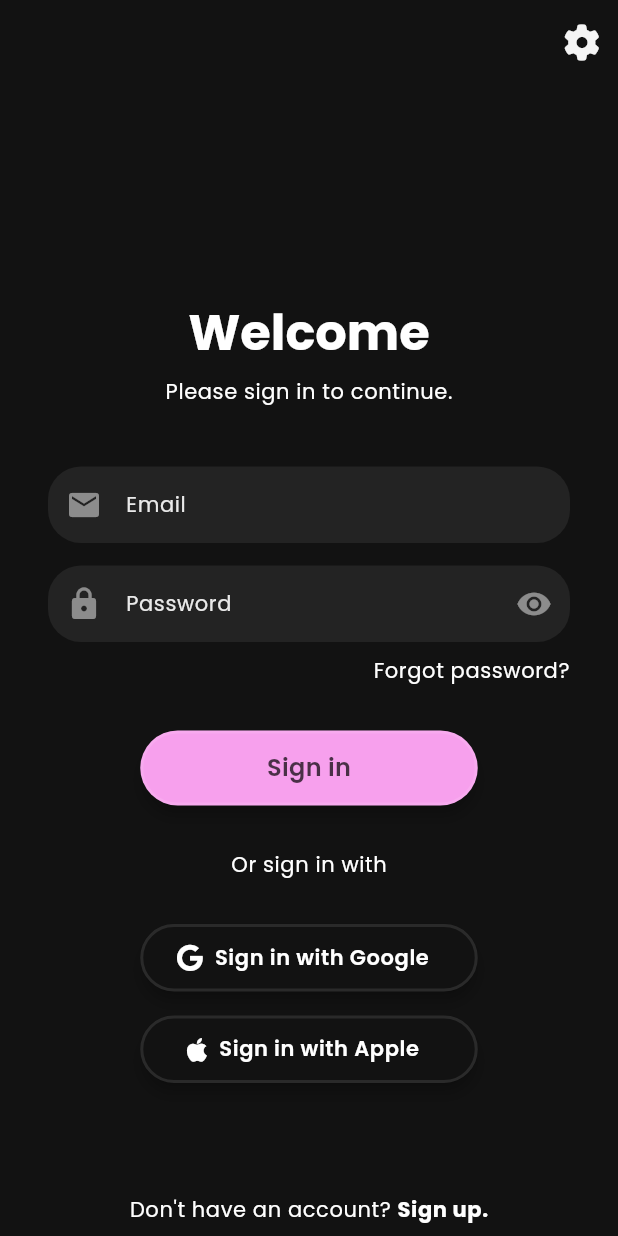
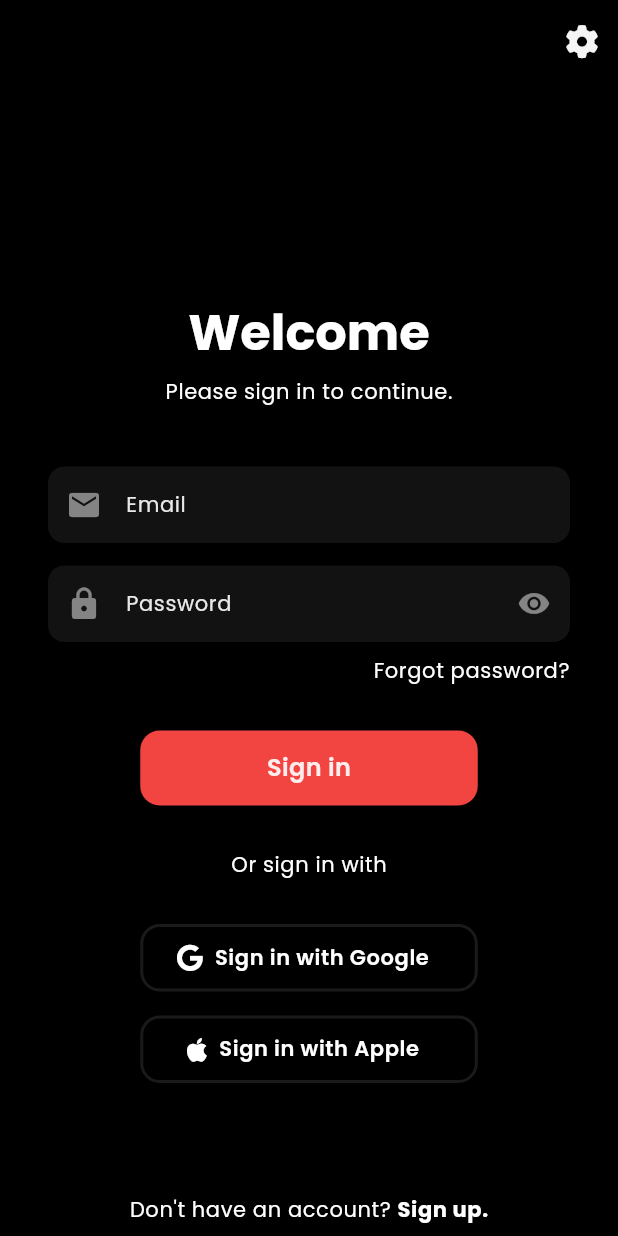
Before and after one commit to rahulg221/liftlink, a Flutter app: the screen it shows after launch, on a phone screen of 412 x 824 dp. Run offline on Flutter 3.47's test engine with Material 3 defaults, Android fonts, the phone set to English and light mode, and no system bars; our stand-ins replace font_awesome_flutter, image_picker, supabase_flutter; accounts and stored records are empty.

Commit message:
UI changes

```diff
--- a/lib/components/primary_button.dart
+++ b/lib/components/primary_button.dart
@@ -24,12 +24,8 @@ class PrimaryButton extends StatelessWidget {
         style: ElevatedButton.styleFrom(
           backgroundColor: theme.colorScheme.primary,
           shape: RoundedRectangleBorder(
-            borderRadius: BorderRadius.circular(28),
-            side: BorderSide(
-                color: theme.colorScheme.onBackground.withOpacity(0.1),
-                width: 2),
+            borderRadius: BorderRadius.circular(13),
           ),
-          elevation: 4,
         ),
         child: isLoading
             ? CircularProgressIndicator(
@@ -38,7 +34,7 @@ class PrimaryButton extends StatelessWidget {
             : Text(text,
                 style: theme.textTheme.bodyMedium!.copyWith(
                     fontWeight: FontWeight.w600,
-                    color: Colors.black.withOpacity(0.7))),
+                    color: Colors.white.withOpacity(0.9))),
       ),
     );
   }
--- a/lib/components/signinoptions.dart
+++ b/lib/components/signinoptions.dart
@@ -25,7 +25,7 @@ class SignInOptions extends StatelessWidget {
             style: ElevatedButton.styleFrom(
               backgroundColor: theme.scaffoldBackgroundColor,
               shape: RoundedRectangleBorder(
-                borderRadius: BorderRadius.circular(28),
+                borderRadius: BorderRadius.circular(13),
                 side: BorderSide(
                     color: theme.colorScheme.onBackground.withOpacity(0.1),
                     width: 2),
@@ -34,7 +34,7 @@ class SignInOptions extends StatelessWidget {
             ),
           ),
         ),
-        SizedBox(height: 16),
+        const SizedBox(height: 16),
         SizedBox(
           width: 225,
           height: 45,
@@ -50,7 +50,7 @@ class SignInOptions extends StatelessWidget {
             style: ElevatedButton.styleFrom(
               backgroundColor: theme.scaffoldBackgroundColor,
               shape: RoundedRectangleBorder(
-                borderRadius: BorderRadius.circular(28),
+                borderRadius: BorderRadius.circular(13),
                 side: BorderSide(
                     color: theme.colorScheme.onBackground.withOpacity(0.1),
                     width: 2),
--- a/lib/components/text_field_input.dart
+++ b/lib/components/text_field_input.dart
@@ -46,7 +46,7 @@ class TextFieldInput extends StatelessWidget {
         hintStyle: theme.textTheme.bodySmall!
             .copyWith(color: theme.colorScheme.onSurface),
         border: OutlineInputBorder(
-          borderRadius: BorderRadius.circular(22.0),
+          borderRadius: BorderRadius.circular(11.0),
           borderSide: BorderSide.none,
         ),
         contentPadding: textInputType == TextInputType.multiline
--- a/lib/screens/signup_screen.dart
+++ b/lib/screens/signup_screen.dart
@@ -139,7 +139,7 @@ class _SignUpScreenState extends State<SignUpScreen> {
           children: [
             Expanded(child: Container()),
             Text(
-              'Create Account',
+              'Sign up',
               style: theme.textTheme.headlineLarge!
                   .copyWith(fontWeight: FontWeight.bold),
               textAlign: TextAlign.left,
@@ -236,7 +236,7 @@ class _SignUpScreenState extends State<SignUpScreen> {
             PrimaryButton(
               onTap: signUpUser,
               isLoading: _isLoading,
-              text: 'Create account',
+              text: 'Sign up',
             ),
             const SizedBox(height: 75),
             Row(
@@ -248,7 +248,7 @@ class _SignUpScreenState extends State<SignUpScreen> {
                   onTap: () {
                     UtilMethods.navigateTo(const SignInScreen(), context);
                   },
-                  child: Text('Login.',
+                  child: Text('Sign in.',
                       style: theme.textTheme.bodySmall!
                           .copyWith(fontWeight: FontWeight.bold)),
                 ),
--- a/lib/utils/constants.dart
+++ b/lib/utils/constants.dart
@@ -2,7 +2,7 @@ import 'package:supabase_flutter/supabase_flutter.dart';
 
 const customFont = 'Poppins';
 
-const double iconSize = 24.0;
+const double iconSize = 22.0;
 
 const String dummyImage =
     'https://th.bing.com/th/id/R.da77fab58ab6d84d939414e63c00a8e5?rik=ymxiXmqouWX1pA&pid=ImgRaw&r=0';
--- a/lib/utils/theme_config.dart
+++ b/lib/utils/theme_config.dart
@@ -2,11 +2,11 @@ import 'package:fitness_app/utils/constants.dart';
 import 'package:flutter/material.dart';
 
 class ColorPalette {
-  // Background colors
-  static Color darkBackgroundColor = const Color.fromARGB(255, 18, 18, 18);
+  // Background colors prev. 18 18 18
+  static Color darkBackgroundColor = Colors.black;
   static Color lightBackgroundColor = const Color.fromARGB(255, 245, 245, 245);
   // App bar colors
-  static Color darkAppBarColor = const Color.fromARGB(255, 18, 18, 18);
+  static Color darkAppBarColor = Colors.black;
   static Color lightAppBarColor = const Color.fromARGB(255, 245, 245, 245);
   // Nav bar colors
   static Color darkNavBarColor = darkPrimaryColor.withOpacity(0.2);
@@ -15,8 +15,8 @@ class ColorPalette {
   static Color darkSurfaceColor = Colors.white.withOpacity(0.07);
   static Color lightSurfaceColor = Colors.black.withOpacity(0.07);
   // Primary colors
-  static Color darkPrimaryColor = Color.fromARGB(255, 247, 160, 237);
-  static Color lightPrimaryColor = Color.fromARGB(255, 255, 145, 242);
+  static Color darkPrimaryColor = Color.fromARGB(255, 242, 68, 65);
+  static Color lightPrimaryColor = Color.fromARGB(255, 255, 60, 57);
   // Secondary colors
   static Color darkSecondaryColor = Color.fromARGB(255, 148, 104, 224);
   static Color lightSecondaryColor = Color.fromARGB(255, 148, 104, 224);
@@ -66,6 +66,11 @@ class ThemeConfig {
     ),
     appBarTheme: AppBarTheme(
       color: ColorPalette.lightAppBarColor,
+    ),
+    elevatedButtonTheme: ElevatedButtonThemeData(
+      style: ButtonStyle(
+        elevation: MaterialStateProperty.all<double>(4),
+      ),
     ),
     snackBarTheme: SnackBarThemeData(
       backgroundColor: ColorPalette.lightSnackBar,
@@ -131,6 +136,13 @@ class ThemeConfig {
     appBarTheme: AppBarTheme(
       color: ColorPalette.darkAppBarColor,
     ),
+    elevatedButtonTheme: ElevatedButtonThemeData(
+      style: ButtonStyle(
+        backgroundColor:
+            MaterialStateProperty.all<Color>(ColorPalette.darkPrimaryColor),
+        elevation: MaterialStateProperty.all<double>(0),
+      ),
+    ),
     snackBarTheme: SnackBarThemeData(
       backgroundColor: ColorPalette.darkSnackBar,
     ),
```
Also changed, not shown: lib/components/post_card.dart (+74 -31 lines).
